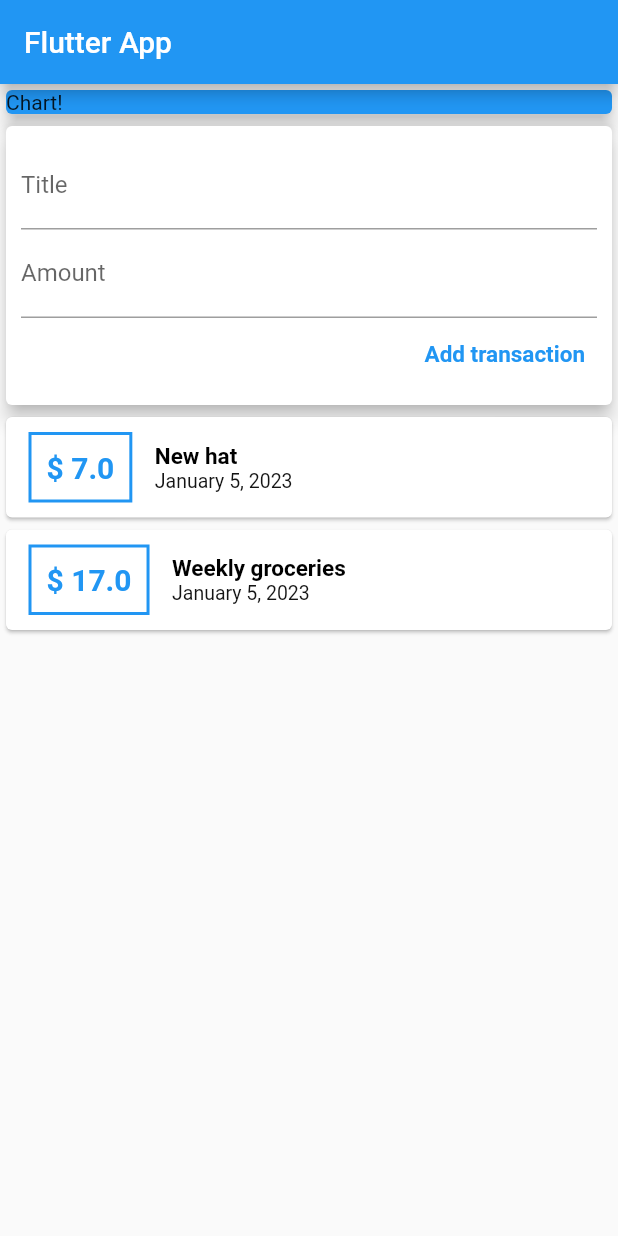
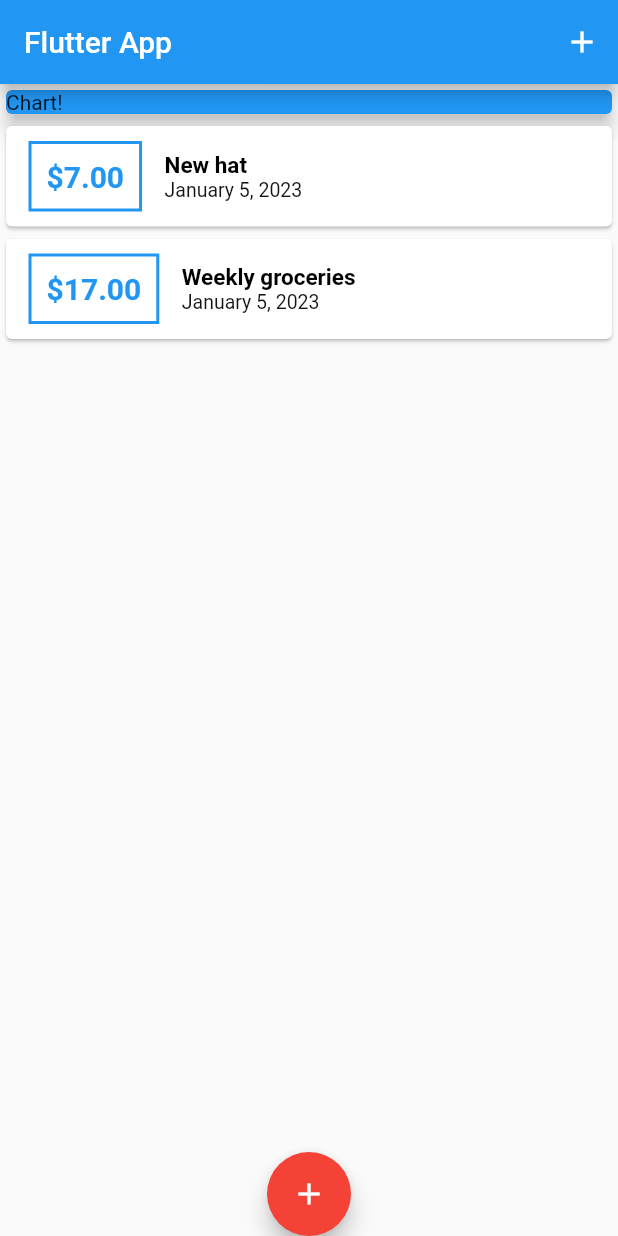
Before and after one commit to MihaiTudorP/flutter_personal_expense_tracker, a Flutter app: the screen it shows after launch, on a phone screen of 412 x 824 dp. Run offline on Flutter 3.47's test engine with Material 2 defaults, Android fonts, the phone set to English and light mode, and no system bars.

Commit message:
Aligned with course practices

```diff
--- a/lib/main.dart
+++ b/lib/main.dart
@@ -1,9 +1,8 @@
 import 'package:flutter/material.dart';
-import 'package:intl/intl.dart';
-import 'package:personal_expense_tracker/models/transaction.dart';
 import 'package:personal_expense_tracker/widgets/new_transaction.dart';
-import 'package:personal_expense_tracker/widgets/transaction_list.dart';
 import 'package:personal_expense_tracker/widgets/user_transactions.dart';
+
+import 'models/transaction.dart';
 
 void main() => runApp(const MyApp());
 
@@ -19,24 +18,73 @@ class MyApp extends StatelessWidget {
   }
 }
 
-class MyHomePage extends StatelessWidget {
+class MyHomePage extends StatefulWidget {
   const MyHomePage({super.key});
+
+  @override
+  State<MyHomePage> createState() => _MyHomePageState();
+}
+
+class _MyHomePageState extends State<MyHomePage> {
+  final List<Transaction> _userTransactions = [
+    Transaction(id: 't1', title: 'New hat', amount: 7.00, date: DateTime.now()),
+    Transaction(
+        id: 't2',
+        title: 'Weekly groceries',
+        amount: 17.00,
+        date: DateTime.now())
+  ];
+
+  void _addNewTransaction(String title, double amount) {
+    final newTransaction = Transaction(
+        id: 't${DateTime.now().microsecondsSinceEpoch.toString()}',
+        title: title,
+        amount: amount,
+        date: DateTime.now());
+
+    setState(() {
+      _userTransactions.add(newTransaction);
+    });
+  }
+
+  void startAddNewTransaction(BuildContext ctx) {
+    showModalBottomSheet(
+        context: ctx,
+        builder: (_) {
+          return GestureDetector(
+              onTap: () {},
+              behavior: HitTestBehavior.opaque,
+              child: NewTransaction(onAddTransaction: _addNewTransaction));
+        });
+  }
 
   @override
   Widget build(BuildContext context) {
     return Scaffold(
-        appBar: AppBar(
-          title: const Text('Flutter App'),
-        ),
-        body: Column(
-            mainAxisAlignment: MainAxisAlignment.start,
-            mainAxisSize: MainAxisSize.max,
+      appBar: AppBar(title: const Text('Flutter App'), actions: <Widget>[
+        IconButton(
+            onPressed: () => startAddNewTransaction(context),
+            icon: const Icon(Icons.add))
+      ]),
+      body: SingleChildScrollView(
+        child: Column(
+            crossAxisAlignment: CrossAxisAlignment.stretch,
             children: <Widget>[
               Container(
                   width: double.infinity,
                   child: const Card(
                       color: Colors.blue, elevation: 5, child: Text('Chart!'))),
-              UserTransactions()
-            ]));
+              UserTransactions(
+                userTransactions: _userTransactions,
+              ),
+            ]),
+      ),
+      floatingActionButtonLocation: FloatingActionButtonLocation.centerDocked,
+      floatingActionButton: FloatingActionButton(
+        onPressed: () => startAddNewTransaction(context),
+        backgroundColor: Colors.red,
+        child: const Icon(Icons.add),
+      ),
+    );
   }
 }
--- a/lib/widgets/new_transaction.dart
+++ b/lib/widgets/new_transaction.dart
@@ -1,11 +1,16 @@
 import 'package:flutter/material.dart';
 
-class NewTransaction extends StatelessWidget {
-  static final TextEditingController titleController = TextEditingController();
-  static final TextEditingController amountController = TextEditingController();
+class NewTransaction extends StatefulWidget {
   final Function onAddTransaction;
   const NewTransaction({required this.onAddTransaction, super.key});
 
+  @override
+  State<NewTransaction> createState() => _NewTransactionState();
+}
+
+class _NewTransactionState extends State<NewTransaction> {
+  final TextEditingController titleController = TextEditingController();
+  final TextEditingController amountController = TextEditingController();
   @override
   Widget build(BuildContext context) {
     return Card(
@@ -46,6 +51,7 @@ class NewTransaction extends StatelessWidget {
     if (enteredTitle.isEmpty || enteredAmount.isEmpty) {
       return;
     }
-    onAddTransaction(enteredTitle, double.tryParse(enteredAmount));
+    widget.onAddTransaction(enteredTitle, double.tryParse(enteredAmount));
+    Navigator.of(context).pop();
   }
 }
--- a/lib/widgets/transaction_list.dart
+++ b/lib/widgets/transaction_list.dart
@@ -8,7 +8,7 @@ class TransactionList extends StatelessWidget {
   @override
   Widget build(BuildContext context) {
     return Container(
-      height: 310,
+      height: 300,
       child: ListView.builder(
           itemBuilder: (buildContext, index) {
             return UserTransaction(transaction: userTransactions[index]);
--- a/lib/widgets/user_transaction.dart
+++ b/lib/widgets/user_transaction.dart
@@ -18,7 +18,7 @@ class UserTransaction extends StatelessWidget {
             padding: const EdgeInsets.all(10),
             alignment: Alignment.center,
             child: Text(
-              "\$ ${transaction.amount.toString()}",
+              "\$${transaction.amount.toStringAsFixed(2)}",
               style: const TextStyle(
                   fontWeight: FontWeight.bold,
                   color: Colors.blue,
--- a/lib/widgets/user_transactions.dart
+++ b/lib/widgets/user_transactions.dart
@@ -1,45 +1,17 @@
 import 'package:flutter/material.dart';
-
-import '../models/transaction.dart';
-import 'new_transaction.dart';
+import 'package:personal_expense_tracker/models/transaction.dart';
 import 'transaction_list.dart';
 
-class UserTransactions extends StatefulWidget {
-  const UserTransactions({super.key});
-
-  @override
-  State<UserTransactions> createState() => _UserTransactionsState();
-}
-
-class _UserTransactionsState extends State<UserTransactions> {
-  final List<Transaction> _userTransactions = [
-    Transaction(id: 't1', title: 'New hat', amount: 7.00, date: DateTime.now()),
-    Transaction(
-        id: 't2',
-        title: 'Weekly groceries',
-        amount: 17.00,
-        date: DateTime.now())
-  ];
-
-  void _addNewTransaction(String title, double amount) {
-    final newTransaction = Transaction(
-        id: 't${DateTime.now().microsecondsSinceEpoch.toString()}',
-        title: title,
-        amount: amount,
-        date: DateTime.now());
-
-    setState(() {
-      _userTransactions.add(newTransaction);
-    });
-  }
+class UserTransactions extends StatelessWidget {
+  final List<Transaction> userTransactions;
+  const UserTransactions({required this.userTransactions, super.key});
 
   @override
   Widget build(BuildContext context) {
     return Column(
       children: [
-        NewTransaction(onAddTransaction: _addNewTransaction),
         TransactionList(
-          userTransactions: _userTransactions,
+          userTransactions: userTransactions,
         )
       ],
     );
```
